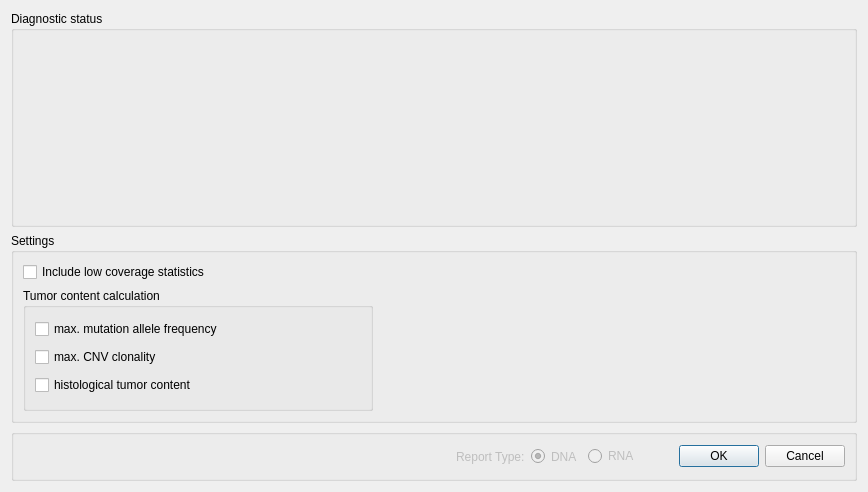
This is src/GSvar/SomaticReportDialog.ui in imgag/ngs-bits as Qt 5 draws it before an edit. The edited form follows.
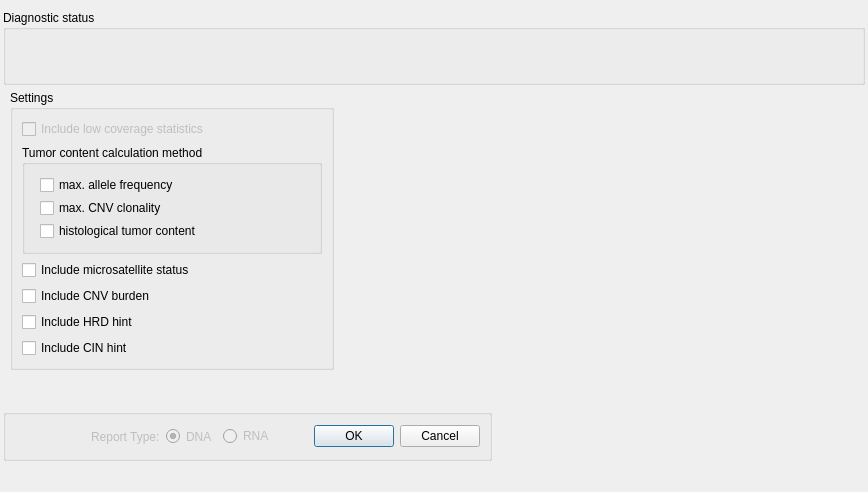
This is the edited form.

Commit message: Added metadata for somatic report configuration to NGSD

Patch:
```diff
--- a/src/GSvar/SomaticReportDialog.ui
+++ b/src/GSvar/SomaticReportDialog.ui
@@ -19,11 +19,17 @@
   <property name="windowTitle">
    <string>Dialog</string>
   </property>
-  <layout class="QVBoxLayout" name="verticalLayout">
-   <item>
     <widget class="QGroupBox" name="groupBox">
+   <property name="geometry">
+    <rect>
+     <x>3</x>
+     <y>10</y>
+     <width>862</width>
+     <height>75</height>
+    </rect>
+   </property>
      <property name="sizePolicy">
-      <sizepolicy hsizetype="Expanding" vsizetype="Expanding">
+    <sizepolicy hsizetype="Expanding" vsizetype="Fixed">
        <horstretch>0</horstretch>
        <verstretch>0</verstretch>
       </sizepolicy>
@@ -31,7 +37,13 @@
      <property name="minimumSize">
       <size>
        <width>0</width>
-       <height>200</height>
+     <height>75</height>
+    </size>
+   </property>
+   <property name="maximumSize">
+    <size>
+     <width>16777215</width>
+     <height>75</height>
       </size>
      </property>
      <property name="title">
@@ -57,9 +69,15 @@
       </property>
      </widget>
     </widget>
-   </item>
-   <item>
     <widget class="QGroupBox" name="groupBox_2">
+   <property name="geometry">
+    <rect>
+     <x>10</x>
+     <y>90</y>
+     <width>324</width>
+     <height>280</height>
+    </rect>
+   </property>
      <property name="sizePolicy">
       <sizepolicy hsizetype="Expanding" vsizetype="Preferred">
        <horstretch>0</horstretch>
@@ -69,27 +87,36 @@
      <property name="minimumSize">
       <size>
        <width>0</width>
-       <height>190</height>
+     <height>200</height>
       </size>
      </property>
      <property name="maximumSize">
       <size>
        <width>16777215</width>
-       <height>190</height>
+     <height>300</height>
       </size>
      </property>
      <property name="title">
       <string>Settings</string>
      </property>
-     <layout class="QVBoxLayout" name="verticalLayout_2">
+   <layout class="QVBoxLayout" name="verticalLayout">
       <item>
        <widget class="QCheckBox" name="include_low_cov">
+      <property name="enabled">
+       <bool>false</bool>
+      </property>
         <property name="sizePolicy">
          <sizepolicy hsizetype="Minimum" vsizetype="Fixed">
           <horstretch>0</horstretch>
           <verstretch>0</verstretch>
          </sizepolicy>
         </property>
+      <property name="minimumSize">
+       <size>
+        <width>300</width>
+        <height>0</height>
+       </size>
+      </property>
         <property name="text">
          <string>Include low coverage statistics</string>
         </property>
@@ -97,20 +124,35 @@
       </item>
       <item>
        <widget class="QGroupBox" name="groupBox_3">
+      <property name="minimumSize">
+       <size>
+        <width>200</width>
+        <height>0</height>
+       </size>
+      </property>
         <property name="maximumSize">
          <size>
           <width>350</width>
-          <height>16777215</height>
+        <height>130</height>
          </size>
         </property>
         <property name="title">
-         <string>Tumor content calculation</string>
+       <string>Tumor content calculation method</string>
         </property>
         <layout class="QGridLayout" name="gridLayout">
+       <property name="leftMargin">
+        <number>15</number>
+       </property>
+       <property name="topMargin">
+        <number>10</number>
+       </property>
+       <property name="verticalSpacing">
+        <number>3</number>
+       </property>
          <item row="0" column="0">
           <widget class="QCheckBox" name="include_max_tum_freq">
            <property name="text">
-            <string>max. mutation allele frequency</string>
+          <string>max. allele frequency</string>
            </property>
           </widget>
          </item>
@@ -131,11 +173,69 @@
         </layout>
        </widget>
       </item>
-     </layout>
-    </widget>
-   </item>
-   <item>
+    <item>
+     <widget class="QCheckBox" name="include_msi_status">
+      <property name="minimumSize">
+       <size>
+        <width>300</width>
+        <height>0</height>
+       </size>
+      </property>
+      <property name="text">
+       <string>Include microsatellite status</string>
+      </property>
+     </widget>
+    </item>
+    <item>
+     <widget class="QCheckBox" name="include_cnv_burden">
+      <property name="minimumSize">
+       <size>
+        <width>300</width>
+        <height>0</height>
+       </size>
+      </property>
+      <property name="text">
+       <string>Include CNV burden</string>
+      </property>
+     </widget>
+    </item>
+    <item>
+     <widget class="QCheckBox" name="include_hrd_hint">
+      <property name="minimumSize">
+       <size>
+        <width>300</width>
+        <height>0</height>
+       </size>
+      </property>
+      <property name="text">
+       <string>Include HRD hint</string>
+      </property>
+     </widget>
+    </item>
+    <item>
+     <widget class="QCheckBox" name="include_cin_hint">
+      <property name="minimumSize">
+       <size>
+        <width>300</width>
+        <height>0</height>
+       </size>
+      </property>
+      <property name="text">
+       <string>Include CIN hint</string>
+      </property>
+     </widget>
+    </item>
+   </layout>
+  </widget>
     <widget class="QGroupBox" name="groupBox_4">
+   <property name="geometry">
+    <rect>
+     <x>3</x>
+     <y>409</y>
+     <width>489</width>
+     <height>52</height>
+    </rect>
+   </property>
      <property name="sizePolicy">
       <sizepolicy hsizetype="Expanding" vsizetype="Preferred">
        <horstretch>0</horstretch>
@@ -249,8 +349,6 @@
       </item>
      </layout>
     </widget>
-   </item>
-  </layout>
  </widget>
  <resources/>
  <connections>
```
Lines whose indentation alone changed are shown as unchanged. The commit also changes 15 other files.
